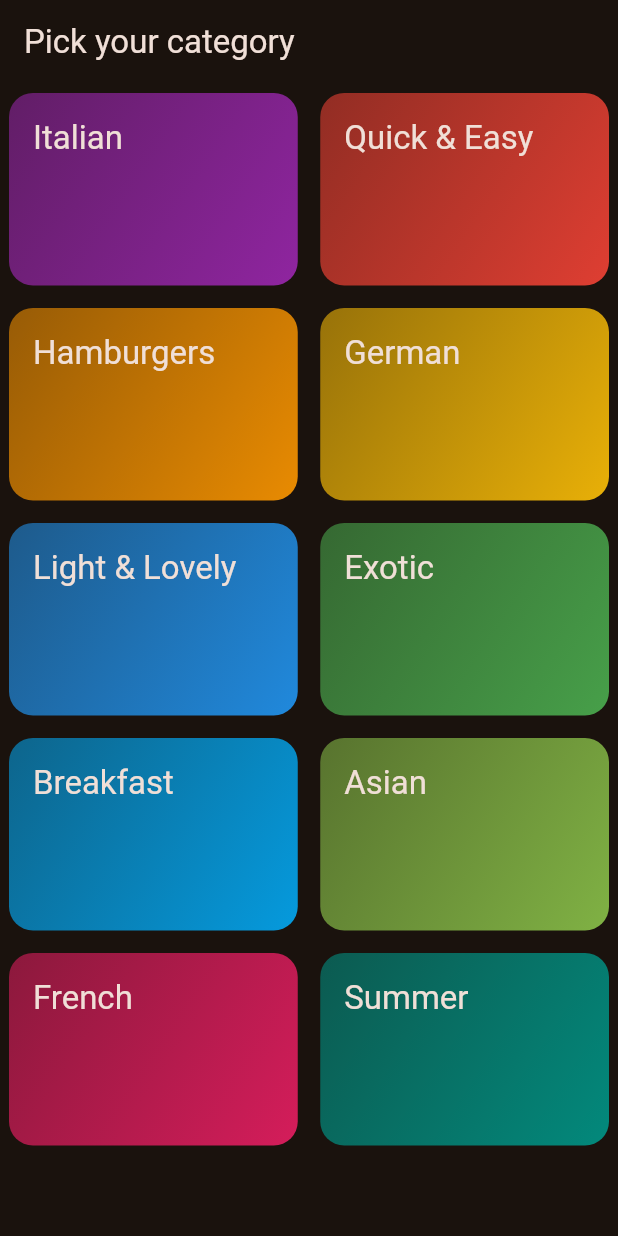
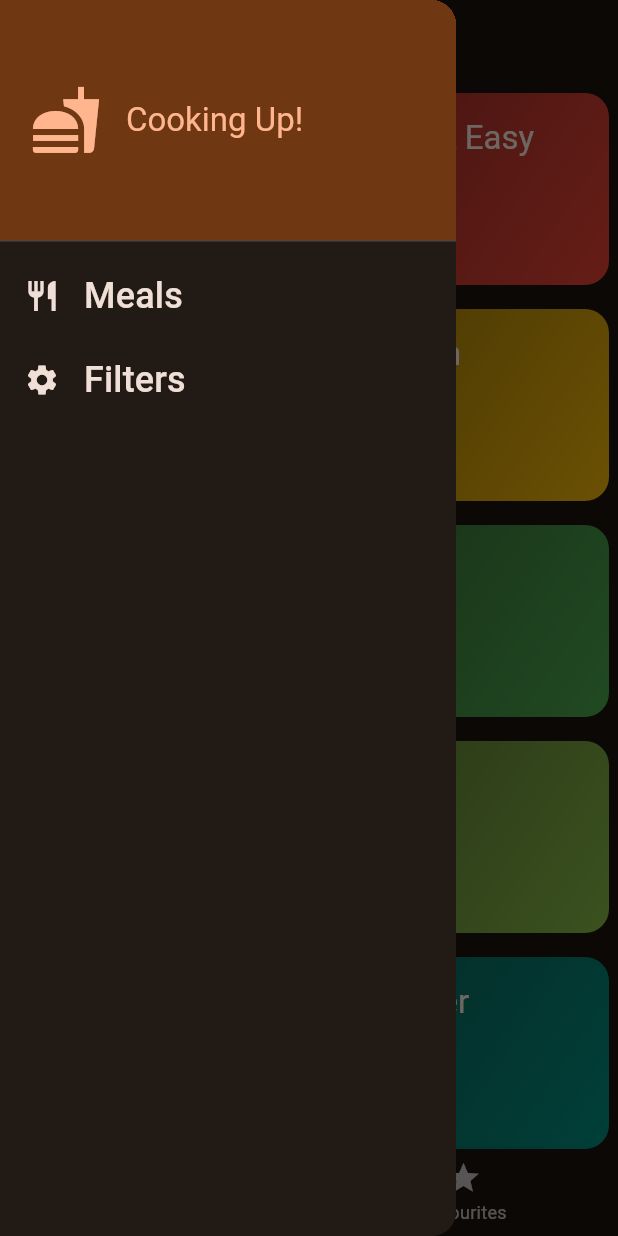
Before and after one commit to SassaroCristian/meals_app_flutter, a Flutter app: the screen it shows after launch, with the side drawer open (before the commit the screen has no drawer), on a phone screen of 412 x 824 dp. Run offline on Flutter 3.47's test engine with Material 3 defaults, Android fonts, the phone set to English and light mode, and no system bars; our stand-ins replace google_fonts, transparent_image.

Commit message:
completed the app

```diff
--- a/lib/main.dart
+++ b/lib/main.dart
@@ -1,7 +1,7 @@
 import 'package:flutter/material.dart';
 
 import 'package:google_fonts/google_fonts.dart';
-import 'package:meals_app_flutter/screens/categories.dart';
+import 'package:meals_app_flutter/screens/tabs.dart';
 
 final theme = ThemeData(
   useMaterial3: true,
@@ -23,7 +23,7 @@ class App extends StatelessWidget {
   Widget build(BuildContext context) {
     return MaterialApp(
       theme: theme,
-      home: const CategoriesScreen(),
+      home: const TabsScreen(),
     );
   }
 }
--- a/lib/screens/categories.dart
+++ b/lib/screens/categories.dart
@@ -1,31 +1,61 @@
 import 'package:flutter/material.dart';
 import 'package:meals_app_flutter/data/dummy_data.dart';
+import 'package:meals_app_flutter/models/meal.dart';
+import 'package:meals_app_flutter/screens/meals.dart';
 import 'package:meals_app_flutter/widget/category_grid_item.dart';
+import 'package:meals_app_flutter/models/category.dart';
 
 class CategoriesScreen extends StatelessWidget {
-  const CategoriesScreen({super.key});
+  const CategoriesScreen({
+    super.key,
+    required this.onToggleFavourite,
+    required this.avaiableMeals,
+  });
+
+  final List<Meal> avaiableMeals;
+  final void Function(Meal meal) onToggleFavourite;
+
+  void _selectCategory(BuildContext context, Category category) {
+    final filteredMeals = avaiableMeals
+        .where((meals) => meals.categories.contains(category.id))
+        .toList();
+
+    // Navigator.push(context, route); same thing
+    Navigator.of(context).push(
+      MaterialPageRoute(
+        builder: (ctx) => MealsScreen(
+          title: category.title,
+          meals: filteredMeals,
+          onToggleFavourite: onToggleFavourite,
+        ),
+      ),
+    );
+  }
 
   @override
   Widget build(context) {
-    return Scaffold(
-      appBar: AppBar(
-        title: const Text('Pick your category'),
-      ),
-      body: GridView(
+    return GridView(
       padding: const EdgeInsets.all(6),
       gridDelegate: const SliverGridDelegateWithFixedCrossAxisCount(
         crossAxisCount: 2,
         childAspectRatio: 3 / 2,
-          mainAxisSpacing: 15,
-          crossAxisSpacing: 15,
+        mainAxisSpacing: 16,
+        crossAxisSpacing: 16,
       ),
       children: [
         // alternative way
         // avaiableCategories.map((category)=> CategoryGridItem(category: category)).toList()
         for (final category in availableCategories)
-            CategoryGridItem(category: category)
+          CategoryGridItem(
+            category: category,
+            onSelectCategory: () {
+              _selectCategory(
+                context,
+                category,
+              );
+            },
+          )
       ],
-      ),
     );
   }
 }
--- /dev/null
+++ b/lib/screens/tabs.dart
@@ -0,0 +1,127 @@
+import 'package:flutter/material.dart';
+import 'package:meals_app_flutter/data/dummy_data.dart';
+import 'package:meals_app_flutter/models/meal.dart';
+import 'package:meals_app_flutter/screens/categories.dart';
+import 'package:meals_app_flutter/screens/filters.dart';
+import 'package:meals_app_flutter/screens/meals.dart';
+import 'package:meals_app_flutter/widget/main_drawer.dart';
+
+const kInitialFilters = {
+  Filter.glutenFree: false,
+  Filter.lactoseFree: false,
+  Filter.vegetarian: false,
+  Filter.vegan: false,
+};
+
+class TabsScreen extends StatefulWidget {
+  const TabsScreen({super.key});
+
+  @override
+  State<TabsScreen> createState() {
+    return _TabsScreenState();
+  }
+}
+
+class _TabsScreenState extends State<TabsScreen> {
+  Map<Filter, bool> _selectedFilters = kInitialFilters;
+  int _selectedPageIndex = 0;
+  final List<Meal> _favouriteMeals = [];
+
+  void _showInfoMessage(String message) {
+    ScaffoldMessenger.of(context).clearSnackBars();
+    ScaffoldMessenger.of(context).showSnackBar(
+      SnackBar(
+        content: Text(message),
+      ),
+    );
+  }
+
+  void _toggleFavouriteStatus(Meal meal) {
+    final isExisting = _favouriteMeals.contains(meal);
+    if (isExisting) {
+      setState(() {
+        _favouriteMeals.remove(meal);
+        _showInfoMessage('Meal removed from the favourites');
+      });
+    } else {
+      setState(() {
+        _favouriteMeals.add(meal);
+        _showInfoMessage('Meal added to the favourites');
+      });
+    }
+  }
+
+  void _selectPage(int index) => setState(() {
+        _selectedPageIndex = index;
+      });
+
+  void _setScreen(String identifier) {
+    Navigator.of(context).pop();
+    if (identifier == 'filters') {
+      Navigator.of(context)
+          .push<Map<Filter, bool>>(
+        MaterialPageRoute(
+          builder: (ctx) => FiltersScreen(
+            currentFilters: _selectedFilters,
+          ),
+        ),
+      )
+          .then((result) {
+        setState(() {
+          _selectedFilters = result ?? kInitialFilters;
+        });
+      });
+    }
+  }
+
+  @override
+  Widget build(BuildContext context) {
+    final avaiableMeals = dummyMeals.where((meal) {
+      if (_selectedFilters[Filter.glutenFree]! && !meal.isGlutenFree) {
+        return false;
+      }
+      if (_selectedFilters[Filter.lactoseFree]! && !meal.isLactoseFree) {
+        return false;
+      }
+      if (_selectedFilters[Filter.vegetarian]! && !meal.isVegetarian) {
+        return false;
+      }
+      if (_selectedFilters[Filter.vegan]! && !meal.isVegan) {
+        return false;
+      }
+      return true;
+    }).toList();
+
+    Widget activePage = CategoriesScreen(
+      onToggleFavourite: _toggleFavouriteStatus,
+      avaiableMeals: avaiableMeals,
+    );
+    var activePageTitle = 'Categories';
+    if (_selectedPageIndex == 1) {
+      activePage = MealsScreen(
+        meals: _favouriteMeals,
+        onToggleFavourite: _toggleFavouriteStatus,
+      );
+      activePageTitle = 'Your Favourite Meals';
+    }
+
+    return Scaffold(
+      appBar: AppBar(
+        title: Text(activePageTitle),
+      ),
+      drawer: MainDrawer(
+        onSelectScreen: _setScreen,
+      ),
+      body: activePage,
+      bottomNavigationBar: BottomNavigationBar(
+        currentIndex: _selectedPageIndex,
+        onTap: _selectPage,
+        items: const [
+          BottomNavigationBarItem(
+              icon: Icon(Icons.set_meal), label: 'Categories'),
+          BottomNavigationBarItem(icon: Icon(Icons.star), label: 'Favourites')
+        ],
+      ),
+    );
+  }
+}
--- a/lib/widget/category_grid_item.dart
+++ b/lib/widget/category_grid_item.dart
@@ -5,14 +5,16 @@ class CategoryGridItem extends StatelessWidget {
   const CategoryGridItem({
     super.key,
     required this.category,
+    required this.onSelectCategory,
   });
 
   final Category category;
+  final void Function() onSelectCategory;
 
   @override
   Widget build(context) {
     return InkWell(
-      onTap: () {},
+      onTap: onSelectCategory,
       // splashColor: Theme.of(context).primaryColor,
       borderRadius: BorderRadius.circular(16),
       child: Container(
--- /dev/null
+++ b/lib/widget/main_drawer.dart
@@ -0,0 +1,81 @@
+import 'package:flutter/material.dart';
+
+class MainDrawer extends StatelessWidget {
+  const MainDrawer({
+    super.key,
+    required this.onSelectScreen,
+  });
+  final void Function(String identifier) onSelectScreen;
+  @override
+  Widget build(context) {
+    return Drawer(
+      child: Column(
+        children: [
+          DrawerHeader(
+            padding: const EdgeInsets.all(20),
+            decoration: BoxDecoration(
+              gradient: LinearGradient(
+                colors: [
+                  Theme.of(context).colorScheme.primaryContainer,
+                  Theme.of(context).colorScheme.primaryContainer,
+                ],
+                begin: Alignment.topLeft,
+                end: Alignment.bottomRight,
+              ),
+            ),
+            child: Row(
+              children: [
+                Icon(
+                  Icons.fastfood,
+                  size: 48,
+                  color: Theme.of(context).colorScheme.primary,
+                ),
+                const SizedBox(
+                  width: 16,
+                ),
+                Text(
+                  'Cooking Up!',
+                  style: Theme.of(context).textTheme.titleLarge!.copyWith(
+                        color: Theme.of(context).colorScheme.primary,
+                      ),
+                ),
+              ],
+            ),
+          ),
+          ListTile(
+            leading: Icon(
+              Icons.restaurant,
+              color: Theme.of(context).colorScheme.onBackground,
+            ),
+            title: Text(
+              'Meals',
+              style: Theme.of(context).textTheme.titleSmall!.copyWith(
+                    color: Theme.of(context).colorScheme.onBackground,
+                    fontSize: 24,
+                  ),
+            ),
+            onTap: () {
+              onSelectScreen('meals');
+            },
+          ),
+          ListTile(
+            leading: Icon(
+              Icons.settings,
+              color: Theme.of(context).colorScheme.onBackground,
+            ),
+            title: Text(
+              'Filters',
+              style: Theme.of(context).textTheme.titleSmall!.copyWith(
+                    color: Theme.of(context).colorScheme.onBackground,
+                    fontSize: 24,
+                  ),
+            ),
+            onTap: () {
+              onSelectScreen('filters');
+            },
+          ),
+        ],
+      ),
+    );
+  }
+}
```
Also changed, not shown: lib/screens/filters.dart (added, +156 -0 lines), lib/screens/meal_info.dart (added, +88 -0 lines), lib/screens/meals.dart (+31 -8 lines), lib/widget/meal_item.dart (added, +105 -0 lines), lib/widget/meal_item_trait.dart (added, +29 -0 lines). Lines whose indentation alone changed are shown as unchanged.
